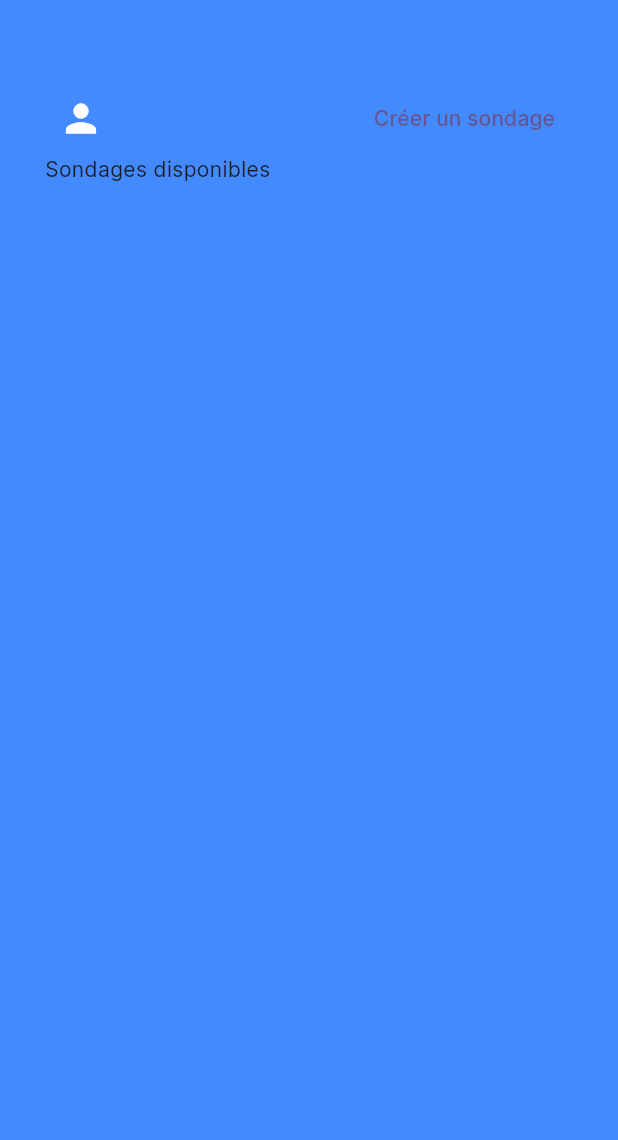
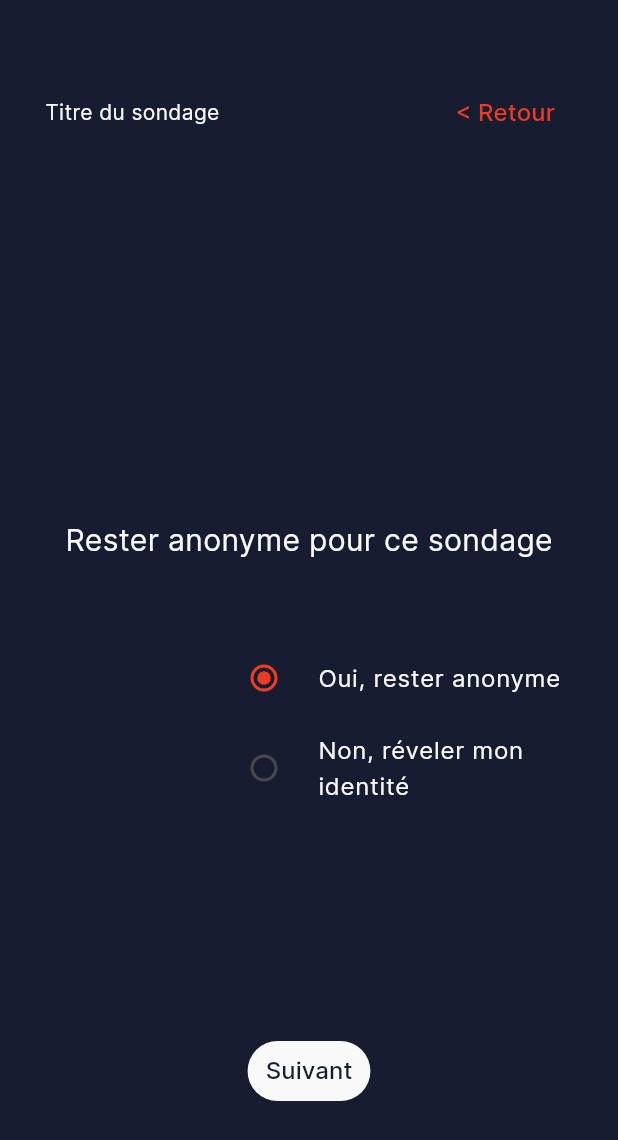
Before and after one commit to dev-crisis66/Eureka, a Flutter app: the HomeViewWidget screen opened by its route, after a tap on "Créer un sondage", on a phone screen of 412 x 824 dp. Shown: the top 1140 px of the screen. Run offline on Flutter 3.47's test engine with Material 3 defaults, Android fonts, the phone set to English and light mode, and no system bars; our stand-ins replace cloud_firestore, firebase_auth, firebase_core, get; accounts and stored records are empty.

Commit message:
anonyme page + customTextButton + homeCard

```diff
--- /dev/null
+++ b/lib/components/CustomTextButton.dart
@@ -0,0 +1,29 @@
+import 'package:flutter/material.dart';
+import '../utils.dart';
+
+class CustomTextButton extends StatelessWidget {
+  final String? text;
+  final Color? textColor;
+  final Function() onPressed;
+
+  const CustomTextButton(
+      {super.key, this.text, this.textColor, required this.onPressed});
+
+  @override
+  Widget build(BuildContext context) {
+    return Container(
+      height: 40,
+      decoration: BoxDecoration(
+        color: Colors.transparent,
+        borderRadius: BorderRadius.circular(20),
+      ),
+      child: TextButton(
+        onPressed: onPressed,
+        child: Text(
+          text!,
+          style: TextStyle(color: textColor, fontSize: 16),
+        ),
+      ),
+    );
+  }
+}
--- a/lib/components/HomeCard.dart
+++ b/lib/components/HomeCard.dart
@@ -1,4 +1,6 @@
 import 'package:flutter/material.dart';
+
+import '../utils.dart';
 
 class HomeCardWidget extends StatefulWidget {
   const HomeCardWidget({super.key});
@@ -25,49 +27,33 @@ class _HomeCardWidgetState extends State<HomeCardWidget> {
 
   @override
   Widget build(BuildContext context) {
-    return Padding(
-      padding: EdgeInsetsDirectional.fromSTEB(16, 8, 16, 8),
+    return Stack(
+      children: [
+        Center(
+          child: Transform.rotate(
+            angle: 8 * 3.141592653589793 / 180,
+            child: Container(
+              width: 465,
+              height: 120,
+              decoration: BoxDecoration(
+                color: Utils.orange,
+                borderRadius: BorderRadius.circular(12),
+              ),
+            ),
+          ),
+        ),
+        Padding(
+          padding: EdgeInsetsDirectional.fromSTEB(16, 8, 16, 40),
           child: Container(
             width: MediaQuery.sizeOf(context).width,
             decoration: BoxDecoration(
-          color: Colors.orange,
-          boxShadow: [
-            BoxShadow(
-              blurRadius: 8,
-              color: Color(0x230F1113),
-              offset: Offset(
-                0.0,
-                4,
-              ),
-            )
-          ],
+              color: Utils.white,
               borderRadius: BorderRadius.circular(12),
-          border: Border.all(
-            color: Color(0xFFE0E3E7),
-          ),
             ),
             child: Column(
               mainAxisSize: MainAxisSize.max,
               mainAxisAlignment: MainAxisAlignment.start,
               children: [
-            Hero(
-              tag: 'italyImage',
-              transitionOnUserGestures: true,
-              child: ClipRRect(
-                borderRadius: BorderRadius.only(
-                  bottomLeft: Radius.circular(0),
-                  bottomRight: Radius.circular(0),
-                  topLeft: Radius.circular(12),
-                  topRight: Radius.circular(12),
-                ),
-                child: Image.network(
-                  'https://images.unsplash.com/photo-1600596542815-ffad4c1539a9?ixlib=rb-1.2.1&ixid=MnwxMjA3fDB8MHxwaG90by1wYWdlfHx8fGVufDB8fHx8&auto=format&fit=crop&w=1750&q=80',
-                  width: double.infinity,
-                  height: 200,
-                  fit: BoxFit.cover,
-                ),
-              ),
-            ),
                 Padding(
                   padding: EdgeInsetsDirectional.fromSTEB(16, 12, 16, 12),
                   child: Row(
@@ -79,7 +65,7 @@ class _HomeCardWidgetState extends State<HomeCardWidget> {
                         crossAxisAlignment: CrossAxisAlignment.start,
                         children: [
                           Text(
-                        'Home Name',
+                            'Titre du sondage',
                           ),
                           Padding(
                             padding: EdgeInsetsDirectional.fromSTEB(0, 8, 0, 0),
@@ -87,51 +73,57 @@ class _HomeCardWidgetState extends State<HomeCardWidget> {
                               mainAxisSize: MainAxisSize.max,
                               crossAxisAlignment: CrossAxisAlignment.center,
                               children: [
+                                Row(
+                                  children: [
                                     Icon(
-                              Icons.radio_button_checked,
+                                      Icons.edit,
+                                    ),
+                                    Text('Nombre de questions : ')
+                                  ],
+                                ),
+                              ],
+                            ),
+                          ),
+                          Row(
+                            mainAxisSize: MainAxisSize.max,
+                            crossAxisAlignment: CrossAxisAlignment.center,
+                            children: [
+                              Icon(
+                                Icons.restore,
+                              ),
+                              Text('Durée estimée : ')
+                            ],
+                          ),
+                          Row(
+                            mainAxisSize: MainAxisSize.max,
+                            crossAxisAlignment: CrossAxisAlignment.center,
+                            children: [
+                              Icon(
+                                Icons.restore,
+                              ),
+                              Text('Date de clôture : ')
+                            ],
+                          )
+                        ],
+                      ),
+                      Container(
+                        child: IconButton(
+                          icon: Icon(
+                            Icons.arrow_forward_ios,
+                          ),
+                          onPressed: () {
+                            print('Button pressed ...');
+                          },
+                        ),
                       ),
                     ],
                   ),
                 ),
               ],
             ),
-                  Container(
-                    width: 75,
-                    height: 32,
-                    decoration: BoxDecoration(
-                      color: Colors.orange,
-                      borderRadius: BorderRadius.circular(12),
-                    ),
-                    alignment: AlignmentDirectional(0, 0),
-                    child: Padding(
-                      padding: EdgeInsetsDirectional.fromSTEB(8, 0, 8, 0),
-                      child: Text(
-                        'Price',
-                      ),
           ),
         ),
       ],
-              ),
-            ),
-            InkWell(
-              splashColor: Colors.transparent,
-              focusColor: Colors.transparent,
-              hoverColor: Colors.transparent,
-              highlightColor: Colors.transparent,
-              onTap: () async {
-                Navigator.pop(context);
-              },
-              child: Container(
-                width: 100,
-                height: 100,
-                decoration: BoxDecoration(
-                  color: Color(0xFF3B9F40),
-                ),
-              ),
-            ),
-          ],
-        ),
-      ),
     );
   }
 }
--- a/lib/core/routes/app_routes.dart
+++ b/lib/core/routes/app_routes.dart
@@ -6,6 +6,7 @@ abstract class Routes {
   static const password = RoutePaths.password;
   static const profile = RoutePaths.profile;
   static const home = RoutePaths.home;
+  static const anonyme = RoutePaths.anonyme;
 }
 
 abstract class RoutePaths {
@@ -16,4 +17,5 @@ abstract class RoutePaths {
   static const password = '/password';
   static const register = '/register';
   static const profile = '/profile';
+  static const anonyme = '/anonyme';
 }
--- a/lib/core/routes/app_screens.dart
+++ b/lib/core/routes/app_screens.dart
@@ -1,9 +1,11 @@
+import 'package:eureka/views/AnonymeView.dart';
 import 'package:get/get.dart';
 import 'package:flutter/material.dart';
 import '../../views/HomeView.dart';
 import '../../views/LoginView.dart';
 import '../../views/ProfileView.dart';
 import '../../views/RegisterView.dart';
+import '../../views/AnonymeView.dart';
 import 'app_routes.dart';
 
 class AppScreens {
@@ -28,5 +30,9 @@ class AppScreens {
       name: RoutePaths.profile,
       page: () => const ProfileViewWidget(),
     ),
+    GetPage(
+      name: RoutePaths.anonyme,
+      page: () => const Anonymeview(),
+    ),
   ];
 }
--- /dev/null
+++ b/lib/views/AnonymeView.dart
@@ -0,0 +1,118 @@
+import 'package:eureka/components/CustomButton.dart';
+import 'package:eureka/components/CustomTextButton.dart';
+import 'package:flutter/cupertino.dart';
+import 'package:get/get.dart';
+import 'package:get/get_core/src/get_main.dart';
+import 'package:flutter/material.dart';
+
+import '../utils.dart';
+
+class Anonymeview extends StatefulWidget {
+  const Anonymeview({super.key});
+
+  @override
+  State<Anonymeview> createState() => _Anonymeview();
+}
+
+class _Anonymeview extends State<Anonymeview> {
+  @override
+  void setState(VoidCallback callback) {
+    super.setState(callback);
+  }
+
+  @override
+  void initState() {
+    super.initState();
+  }
+
+  @override
+  Widget build(BuildContext context) {
+    return Scaffold(
+      backgroundColor: Utils.darkGrey,
+      body: Column(
+        children: [
+          Container(
+            alignment: Alignment.topLeft,
+            child: Padding(
+              padding: EdgeInsetsDirectional.fromSTEB(30, 55, 30, 0),
+              child: Row(
+                mainAxisAlignment: MainAxisAlignment.spaceBetween,
+                children: [
+                  Text(
+                    'Titre du sondage',
+                    style: TextStyle(color: Utils.white),
+                  ),
+                  CustomTextButton(
+                    onPressed: () {
+                      Get.back();
+                    },
+                    text: '< Retour',
+                    textColor: Utils.orange,
+                  ),
+                ],
+              ),
+            ),
+          ),
+          SizedBox(
+            height: 250,
+          ),
+          Center(
+            child: Column(
+              children: [
+                Text(
+                  'Rester anonyme pour ce sondage',
+                  style: TextStyle(color: Utils.white, fontSize: 20),
+                ),
+                SizedBox(
+                  height: 50,
+                ),
+                Padding(
+                  padding: const EdgeInsets.only(left: 140),
+                  child: RadioListTile(
+                    title: Text(
+                      'Oui, rester anonyme',
+                      style: TextStyle(color: Utils.white),
+                    ),
+                    value: false,
+                    groupValue: false,
+                    activeColor: Utils.orange,
+                    onChanged: (value) {
+                      setState(() {
+                        value = value!;
+                      });
+                    },
+                  ),
+                ),
+                Padding(
+                  padding: const EdgeInsets.only(left: 140),
+                  child: RadioListTile(
+                    title: Text(
+                      'Non, réveler mon identité',
+                      style: TextStyle(color: Utils.white),
+                    ),
+                    value: false,
+                    groupValue: true,
+                    onChanged: (value) {
+                      setState(() {
+                        value = value!;
+                      });
+                    },
+                  ),
+                ),
+              ],
+            ),
+          ),
+          SizedBox(
+            height: 150,
+          ),
+          CustomButton(
+            onPressed: () {},
+            text: 'Suivant',
+            backgroundColor: Utils.white,
+            textColor: Utils.darkGrey,
+          ),
+        ],
+      ),
+    );
+  }
+}
--- a/lib/views/HomeView.dart
+++ b/lib/views/HomeView.dart
@@ -1,4 +1,9 @@
+import 'package:eureka/components/CustomButton.dart';
+import 'package:eureka/components/HomeCard.dart';
 import 'package:flutter/material.dart';
+import 'package:get/get.dart';
+
+import '../utils.dart';
 
 class HomeViewWidget extends StatefulWidget {
   const HomeViewWidget({super.key});
@@ -19,7 +24,7 @@
   Widget build(BuildContext context) {
     return Scaffold(
       key: scaffoldKey,
-      backgroundColor: Colors.blueAccent,
+      backgroundColor: Utils.darkGrey,
       body: Align(
         alignment: AlignmentDirectional(0, 0),
         child: Padding(
@@ -44,20 +49,53 @@
                           color: Colors.white,
                           size: 30,
                         ),
-                        onPressed: () async {},
+                        onPressed: () {
+                          Get.toNamed('/profile');
+                        },
                       ),
                     ),
                     TextButton(
                       onPressed: () {
                         print('Button pressed ...');
                       },
-                      child: Text('Créer un sondage'),
+                      child: CustomButton(
+                        text: 'Créer un sondage',
+                        backgroundColor: Utils.orange,
+                        textColor: Utils.white,
+                        onPressed: () {
+                          Get.toNamed('/anonyme');
+                        },
+                      ),
                     ),
                   ],
                 ),
               ),
+              SizedBox(
+                height: 20,
+              ),
               Text(
                 'Sondages disponibles',
+                style: TextStyle(
+                  color: Utils.white,
+                  fontSize: 30,
+                ),
+              ),
+              SizedBox(
+                height: 20,
+              ),
+              Expanded(
+                child: SingleChildScrollView(
+                  child: Column(
+                    children: [
+                      SizedBox(
+                        height: 20,
+                      ),
+                      HomeCardWidget(),
+                      HomeCardWidget(),
+                      HomeCardWidget(),
+                    ],
+                  ),
+                ),
               ),
             ],
           ),
```
Lines whose indentation alone changed are shown as unchanged.
